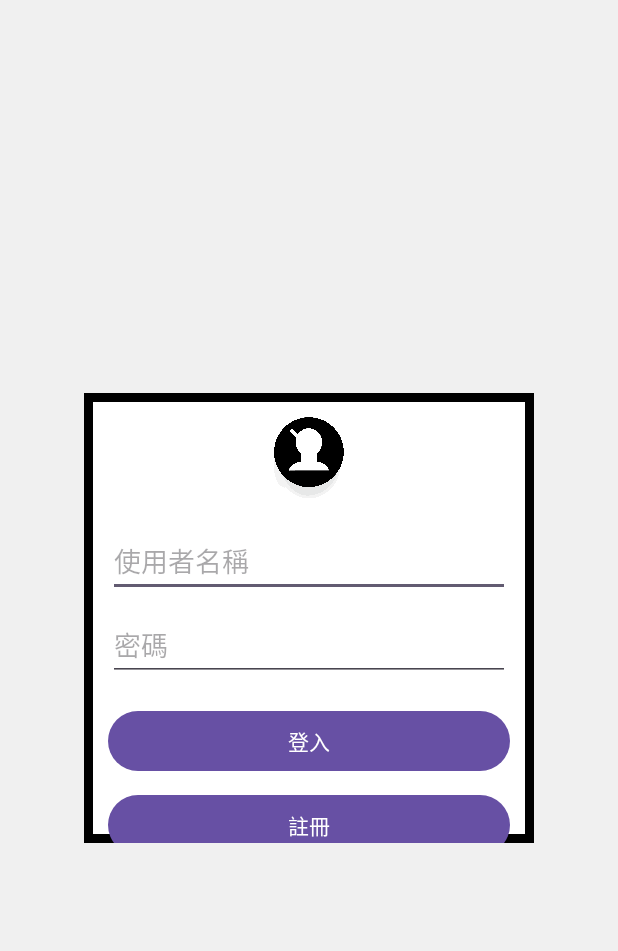
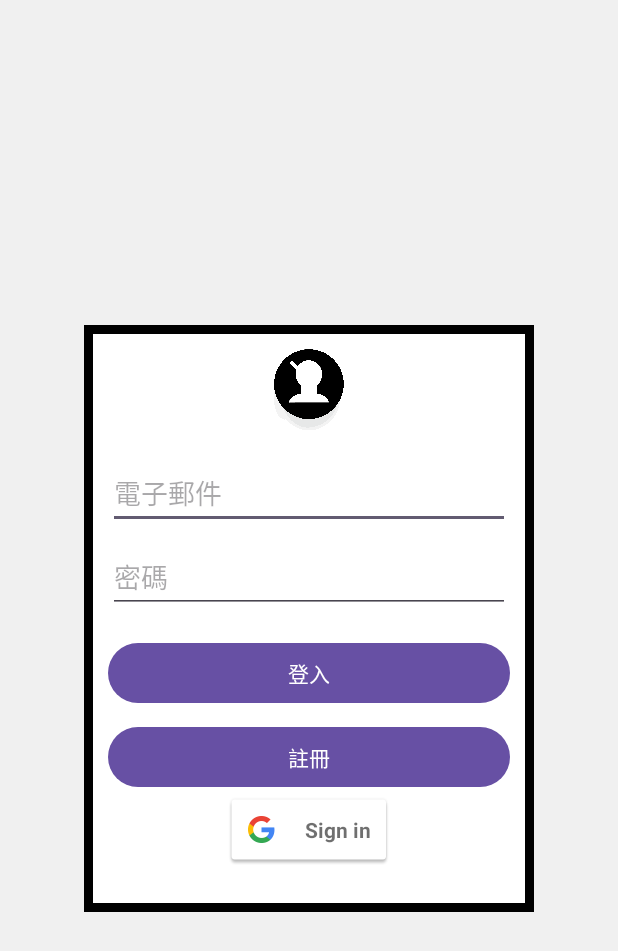
Before and after one commit to 01157121/software-project, an Android app: the LoginActivity screen opened directly, with no data from a screen before it, after a tap on "登入", on a phone screen of 412 x 824 dp. Shown: the top 951 px of the screen. Run offline under Robolectric (Android 15) with nearby library versions, the phone set to English and light mode, and no system bars; our stand-ins replace Firebase (no records; nobody signed in at launch, a user with empty details on screens opened directly).

Commit message:
iteration 2
後端架設、登入與第三方登入

```diff
--- a/project_android/app/src/main/java/com/example/project_android/LoginActivity.kt
+++ b/project_android/app/src/main/java/com/example/project_android/LoginActivity.kt
@@ -2,46 +2,122 @@ package com.example.project_android
 
 import android.content.Intent
 import android.os.Bundle
+import android.util.Log
 import android.widget.Button
 import android.widget.EditText
 import android.widget.Toast
 import androidx.appcompat.app.AppCompatActivity
-
+import com.google.android.gms.auth.api.signin.GoogleSignIn
+import com.google.android.gms.auth.api.signin.GoogleSignInAccount
+import com.google.android.gms.auth.api.signin.GoogleSignInClient
+import com.google.android.gms.auth.api.signin.GoogleSignInOptions
+import com.google.android.gms.common.api.ApiException
+import com.google.firebase.auth.FirebaseAuth
+import com.google.firebase.auth.GoogleAuthProvider
 class LoginActivity : AppCompatActivity() {
+    private lateinit var googleSignInClient: GoogleSignInClient
+    private lateinit var firebaseAuth: FirebaseAuth
+    private lateinit var auth: FirebaseAuth
+    companion object {
+        private const val RC_SIGN_IN = 9001
+    }
 
     override fun onCreate(savedInstanceState: Bundle?) {
         super.onCreate(savedInstanceState)
         setContentView(R.layout.activity_login)
 
-        val usernameEditText = findViewById<EditText>(R.id.username)
+        auth = FirebaseAuth.getInstance()
+
+        val emailEditText = findViewById<EditText>(R.id.email)
         val passwordEditText = findViewById<EditText>(R.id.password)
         val loginButton = findViewById<Button>(R.id.login_button)
         val registerButton = findViewById<Button>(R.id.register_button)
-
+        val googleSignInButton = findViewById<com.google.android.gms.common.SignInButton>(R.id.googleSignInButton)
         val users = mutableMapOf<String, String>()
 
         loginButton.setOnClickListener {
-            val username = usernameEditText.text.toString()
+            val email = emailEditText.text.toString()
             val password = passwordEditText.text.toString()
 
-            if (users.containsKey(username) && users[username] == password) {
-                Toast.makeText(this, "登入成功", Toast.LENGTH_SHORT).show()
-                val intent = Intent(this, LobbyActivity::class.java)
-                startActivity(intent)
+            if (email.isNotEmpty() && password.isNotEmpty()) {
+                auth.signInWithEmailAndPassword(email, password)
+                    .addOnCompleteListener { task ->
+                        if (task.isSuccessful) {
+                            Toast.makeText(this, "登入成功", Toast.LENGTH_SHORT).show()
+                            val intent = Intent(this, LobbyActivity::class.java)
+                            startActivity(intent)
+                        } else {
+                            Toast.makeText(this, "登入失敗: ${task.exception?.message}", Toast.LENGTH_SHORT).show()
+                        }
+                    }
             } else {
-                Toast.makeText(this, "帳號或密碼錯誤", Toast.LENGTH_SHORT).show()
+                Toast.makeText(this, "請填寫空格", Toast.LENGTH_SHORT).show()
             }
         }
         registerButton.setOnClickListener {
-            val username = usernameEditText.text.toString()
+            val email = emailEditText.text.toString()
             val password = passwordEditText.text.toString()
 
-            if (username.isNotEmpty() && password.isNotEmpty()) {
-                users[username] = password
-                Toast.makeText(this, "註冊成功", Toast.LENGTH_SHORT).show()
+            if (email.isNotEmpty() && password.isNotEmpty()) {
+                auth.createUserWithEmailAndPassword(email, password)
+                    .addOnCompleteListener { task ->
+                        if (task.isSuccessful) {
+                            Toast.makeText(this, "註冊成功，請登入", Toast.LENGTH_SHORT).show()
+                        } else {
+                            Toast.makeText(this, "註冊失敗: ${task.exception?.message}", Toast.LENGTH_SHORT).show()
+                        }
+                    }
             } else {
-                Toast.makeText(this, "請輸入帳號和密碼", Toast.LENGTH_SHORT).show()
+                Toast.makeText(this, "請填寫空格", Toast.LENGTH_SHORT).show()
+            }
+        }
+
+        //google
+        val gso = GoogleSignInOptions.Builder(GoogleSignInOptions.DEFAULT_SIGN_IN)
+            .requestIdToken(getString(R.string.default_web_client_id))
+            .requestEmail()
+            .build()
+        googleSignInClient = GoogleSignIn.getClient(this, gso)
+
+        // Google Sign-In Button Click Listener
+        googleSignInButton.setOnClickListener {
+            signInWithGoogle()
+        }
+    }
+
+    private fun signInWithGoogle() {
+        val signInIntent = googleSignInClient.signInIntent
+        startActivityForResult(signInIntent, RC_SIGN_IN)
+    }
+
+    override fun onActivityResult(requestCode: Int, resultCode: Int, data: Intent?) {
+        super.onActivityResult(requestCode, resultCode, data)
+
+        if (requestCode == RC_SIGN_IN) {
+            val task = GoogleSignIn.getSignedInAccountFromIntent(data)
+            try {
+                val account = task.getResult(ApiException::class.java)
+                firebaseAuthWithGoogle(account)
+            } catch (e: ApiException) {
+                Log.w("GoogleSignIn", "Google sign-in failed", e)
+                Toast.makeText(this, "Google sign-in failed: ${e.message}", Toast.LENGTH_SHORT).show()
             }
         }
     }
+
+    private fun firebaseAuthWithGoogle(account: GoogleSignInAccount?) {
+        val credential = GoogleAuthProvider.getCredential(account?.idToken, null)
+        auth.signInWithCredential(credential)
+            .addOnCompleteListener(this) { task ->
+                if (task.isSuccessful) {
+                    val user = auth.currentUser
+                    Toast.makeText(this, "歡迎, ${user?.displayName}!", Toast.LENGTH_SHORT).show()
+                    val intent = Intent(this, LobbyActivity::class.java)
+                    startActivity(intent)
+                } else {
+                    Log.w("GoogleSignIn", "Firebase authentication failed", task.exception)
+                    Toast.makeText(this, "Authentication failed.", Toast.LENGTH_SHORT).show()
+                }
+            }
+    }
 }
--- a/project_android/app/src/main/java/com/example/project_android/MainActivity.kt
+++ b/project_android/app/src/main/java/com/example/project_android/MainActivity.kt
@@ -10,12 +10,15 @@ import androidx.appcompat.app.AppCompatActivity
 import androidx.constraintlayout.widget.ConstraintLayout
 import androidx.core.view.ViewCompat
 import androidx.core.view.WindowInsetsCompat
+import com.google.firebase.FirebaseApp
 
 class MainActivity : AppCompatActivity() {
     override fun onCreate(savedInstanceState: Bundle?) {
         super.onCreate(savedInstanceState)
         enableEdgeToEdge()
         setContentView(R.layout.activity_main)
+
+        FirebaseApp.initializeApp(this)
 
         val loginHintText = findViewById<TextView>(R.id.login_hint)
         val mainLayout=findViewById<ConstraintLayout>(R.id.main_layout)
--- a/project_android/app/src/main/res/layout/activity_login.xml
+++ b/project_android/app/src/main/res/layout/activity_login.xml
@@ -1,4 +1,5 @@
 <androidx.constraintlayout.widget.ConstraintLayout xmlns:android="http://schemas.android.com/apk/res/android"
+    xmlns:tools="http://schemas.android.com/tools"
     android:layout_width="match_parent"
     android:layout_height="match_parent"
     xmlns:app="http://schemas.android.com/apk/res-auto"
@@ -9,12 +10,12 @@
     <androidx.constraintlayout.widget.ConstraintLayout
         android:id="@+id/login_container"
         android:layout_width="300dp"
-        android:layout_height="300dp"
+        android:layout_height="391dp"
         android:background="@drawable/square_border"
-    app:layout_constraintTop_toTopOf="parent"
         app:layout_constraintBottom_toBottomOf="parent"
+        app:layout_constraintEnd_toEndOf="parent"
         app:layout_constraintStart_toStartOf="parent"
-    app:layout_constraintEnd_toEndOf="parent">
+        app:layout_constraintTop_toTopOf="parent">
 
 
         <ImageView
@@ -23,64 +24,75 @@
             android:layout_height="80dp"
             android:layout_marginBottom="16dp"
             android:src="@drawable/ic_avatar"
-    app:layout_constraintTop_toTopOf="parent"
+            app:layout_constraintBottom_toTopOf="@id/email"
+            app:layout_constraintEnd_toEndOf="parent"
             app:layout_constraintStart_toStartOf="parent"
-    app:layout_constraintEnd_toEndOf="parent"
-    app:layout_constraintBottom_toTopOf="@id/username"/>
+            app:layout_constraintTop_toTopOf="parent" />
 
         <!-- 使用者名稱輸入框 -->
         <EditText
-        android:id="@+id/username"
+            android:id="@+id/email"
             android:layout_width="0dp"
             android:layout_height="wrap_content"
-        android:hint="使用者名稱"
+            android:layout_marginStart="16dp"
+            android:layout_marginTop="8dp"
+            android:layout_marginEnd="16dp"
+            android:hint="電子郵件"
             android:inputType="text"
-        app:layout_constraintTop_toBottomOf="@id/avatar"
+            app:layout_constraintEnd_toEndOf="parent"
             app:layout_constraintStart_toStartOf="parent"
-        app:layout_constraintEnd_toEndOf="parent"
-        android:layout_marginStart="16dp"
-        android:layout_marginEnd="16dp"
-        android:layout_marginTop="8dp" />
+            app:layout_constraintTop_toBottomOf="@id/avatar" />
 
         <!-- 密碼輸入框 -->
         <EditText
             android:id="@+id/password"
             android:layout_width="0dp"
             android:layout_height="wrap_content"
+            android:layout_marginStart="16dp"
+            android:layout_marginTop="8dp"
+            android:layout_marginEnd="16dp"
             android:hint="密碼"
             android:inputType="textPassword"
-        app:layout_constraintTop_toBottomOf="@id/username"
+            app:layout_constraintEnd_toEndOf="parent"
             app:layout_constraintStart_toStartOf="parent"
-        app:layout_constraintEnd_toEndOf="parent"
-        android:layout_marginStart="16dp"
-        android:layout_marginEnd="16dp"
-        android:layout_marginTop="8dp" />
+            app:layout_constraintTop_toBottomOf="@id/email" />
 
         <!-- 登入按鈕 -->
         <Button
             android:id="@+id/login_button"
             android:layout_width="0dp"
             android:layout_height="wrap_content"
+            android:layout_marginStart="16dp"
+            android:layout_marginTop="16dp"
+            android:layout_marginEnd="16dp"
             android:text="登入"
-        app:layout_constraintTop_toBottomOf="@id/password"
+            app:layout_constraintEnd_toEndOf="parent"
             app:layout_constraintStart_toStartOf="parent"
-        app:layout_constraintEnd_toEndOf="parent"
-        android:layout_marginTop="16dp"
-        android:layout_marginStart="16dp"
-        android:layout_marginEnd="16dp"/>
+            app:layout_constraintTop_toBottomOf="@id/password" />
 
         <!-- 註冊按鈕 -->
         <Button
             android:id="@+id/register_button"
             android:layout_width="0dp"
             android:layout_height="wrap_content"
+            android:layout_marginStart="16dp"
+            android:layout_marginTop="8dp"
+            android:layout_marginEnd="16dp"
             android:text="註冊"
-        app:layout_constraintTop_toBottomOf="@id/login_button"
+            app:layout_constraintEnd_toEndOf="parent"
             app:layout_constraintStart_toStartOf="parent"
+            app:layout_constraintTop_toBottomOf="@id/login_button" />
+
+        <com.google.android.gms.common.SignInButton
+            android:id="@+id/googleSignInButton"
+            android:layout_width="wrap_content"
+            android:layout_height="wrap_content"
+            android:layout_gravity="center"
             app:layout_constraintEnd_toEndOf="parent"
-        android:layout_marginTop="8dp"
-        android:layout_marginStart="16dp"
-        android:layout_marginEnd="16dp" />
+            app:layout_constraintStart_toStartOf="parent"
+            app:layout_constraintTop_toBottomOf="@id/register_button" />
+
+        <!-- google按鈕 -->
 
     </androidx.constraintlayout.widget.ConstraintLayout>
 
--- a/project_android/app/src/main/res/values/strings.xml
+++ b/project_android/app/src/main/res/values/strings.xml
@@ -2,4 +2,5 @@
     <string name="app_name">project_android</string>
     <string name="open_drawer">Open Drawer</string>
     <string name="close_drawer">Close Drawer</string>
+    <string name="default_web_client_id">942827281575-qcm3evdl1g8dqt1d3phent3rqgq9ft95.apps.googleusercontent.com</string>
 </resources>
--- a/project_android/build.gradle.kts
+++ b/project_android/build.gradle.kts
@@ -2,4 +2,5 @@
 plugins {
     alias(libs.plugins.android.application) apply false
     alias(libs.plugins.kotlin.android) apply false
+    id("com.google.gms.google-services") version "4.4.2" apply false
 }
--- a/project_android/gradle/libs.versions.toml
+++ b/project_android/gradle/libs.versions.toml
@@ -9,6 +9,8 @@ appcompat = "1.7.0"
 material = "1.12.0"
 activity = "1.8.0"
 constraintlayout = "2.1.4"
+firebaseCommonKtx = "21.0.0"
+firebaseAuthKtx = "23.1.0"
 
 [libraries]
 androidx-core-ktx = { group = "androidx.core", name = "core-ktx", version.ref = "coreKtx" }
@@ -19,6 +21,8 @@ androidx-appcompat = { group = "androidx.appcompat", name = "appcompat", version
 material = { group = "com.google.android.material", name = "material", version.ref = "material" }
 androidx-activity = { group = "androidx.activity", name = "activity", version.ref = "activity" }
 androidx-constraintlayout = { group = "androidx.constraintlayout", name = "constraintlayout", version.ref = "constraintlayout" }
+firebase-common-ktx = { group = "com.google.firebase", name = "firebase-common-ktx", version.ref = "firebaseCommonKtx" }
+firebase-auth-ktx = { group = "com.google.firebase", name = "firebase-auth-ktx", version.ref = "firebaseAuthKtx" }
 
 [plugins]
 android-application = { id = "com.android.application", version.ref = "agp" }
```
Also changed, not shown: project_android/app/build.gradle.kts (+8 -0 lines), 3 other files. Lines whose indentation alone changed are shown as unchanged.
